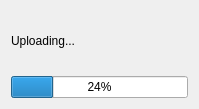
Before: the Qt Designer form clientLourd/src/gui/uploadwindow.ui in Phoenix63/IRC-like, drawn with Qt 5.
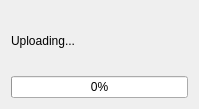
After: the same form once the commit is applied.

What changed in the file:
```diff
--- a/clientLourd/src/gui/uploadwindow.ui
+++ b/clientLourd/src/gui/uploadwindow.ui
@@ -24,7 +24,7 @@
    <item>
     <widget class="QProgressBar" name="progressBar">
      <property name="value">
-      <number>24</number>
+      <number>0</number>
      </property>
     </widget>
    </item>
```
